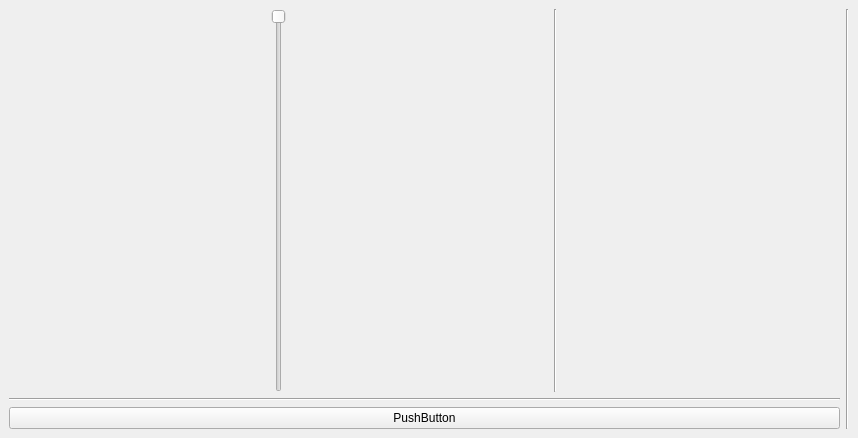
Old version of the form mainwindow.ui in the repository BogdanBozga/QtProject-UnseenAp.
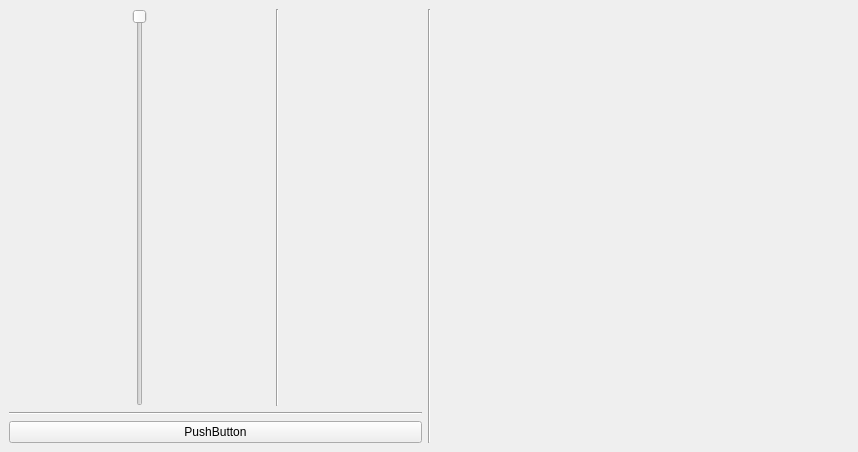
New version of the form.

What changed in the file:
```diff
--- a/mainwindow.ui
+++ b/mainwindow.ui
@@ -7,7 +7,7 @@
     <x>0</x>
     <y>0</y>
     <width>858</width>
-    <height>438</height>
+    <height>452</height>
    </rect>
   </property>
   <property name="windowTitle">
@@ -85,7 +85,13 @@
      </widget>
     </item>
     <item>
-     <layout class="QVBoxLayout" name="widget_right"/>
+     <layout class="QVBoxLayout" name="widget_right_box">
+      <item>
+       <widget class="QWidget" name="widget_right" native="true">
+        <layout class="QVBoxLayout" name="verticalLayout"/>
+       </widget>
+      </item>
+     </layout>
     </item>
    </layout>
   </widget>
```
